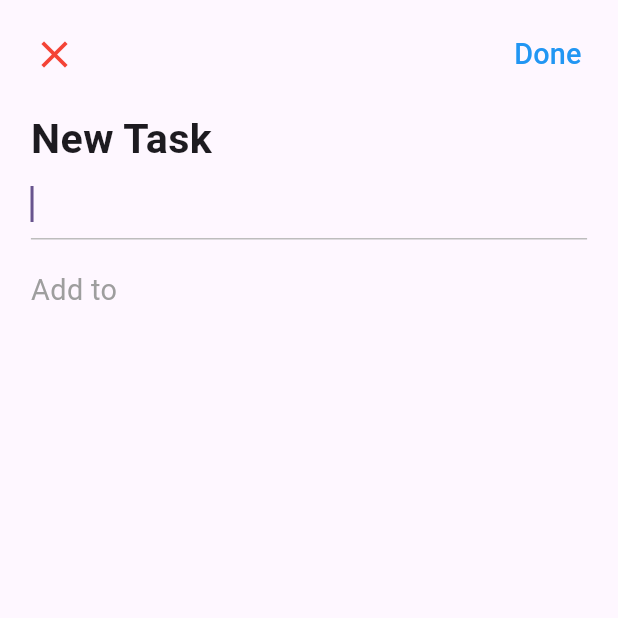
After one commit to kofidev/GetX-Todo, a Flutter app: the AddDialog screen opened directly, on a phone screen of 412 x 824 dp, the top half of it. The commit adds this screen. Run offline on Flutter 3.47's test engine with Material 3 defaults, Android fonts, the phone set to English and light mode, and no system bars; our stand-ins replace dotted_border, equatable, flutter_easyloading, get, get_storage, step_progress_indicator; accounts and stored records are empty.

Commit message:
AddDialog screen and new changes

```diff
--- a/lib/app/data/models/task.dart
+++ b/lib/app/data/models/task.dart
@@ -5,6 +5,8 @@ class Task extends Equatable {
   final int icon;
   final String? color;
   final List<dynamic>? todos;
+
+  static var value;
 
   const Task({
     required this.title,
@@ -40,6 +42,4 @@ class Task extends Equatable {
       };
   @override
   List<Object?> get props => [title, icon, color];
-
-  // void add(Task task) {}
 }
--- a/lib/app/modules/home/controller.dart
+++ b/lib/app/modules/home/controller.dart
@@ -11,12 +11,17 @@ class HomeController extends GetxController {
   final tasks = <Task>[].obs;
   final chipIndex = 0.obs;
   final deleting = false.obs;
+  final task = Rx<Task?>(null);
 
   @override
   void onInit() {
     super.onInit();
     tasks.assignAll(taskRepository.readTask());
     ever(tasks, (_) => taskRepository.writeTasks(tasks));
+  }
+
+  void changeTask(Task? select) {
+    Task.value = select;
   }
 
   bool addTask(Task task) {
@@ -43,7 +48,3 @@ class HomeController extends GetxController {
     tasks.remove(task);
   }
 }
-
-// extension on Task {
-//   void add(Task task) {}
-// }
--- a/lib/app/modules/home/homeview.dart
+++ b/lib/app/modules/home/homeview.dart
@@ -5,6 +5,7 @@ import 'package:getx_todo/app/core/utils/extensions.dart';
 import 'package:getx_todo/app/data/models/task.dart';
 import 'package:getx_todo/app/modules/home/controller.dart';
 import 'package:getx_todo/app/modules/home/widgets/add_card.dart';
+import 'package:getx_todo/app/modules/home/widgets/add_dialog.dart';
 import 'package:getx_todo/app/modules/home/widgets/task_card.dart';
 
 class Homeview extends GetView<HomeController> {
@@ -39,7 +40,7 @@ class Homeview extends GetView<HomeController> {
                       onDragEnd: (_) => controller.changeDeleting(false),
                       feedback: Opacity(opacity: 0.8),
                       childWhenDragging: Opacity(
-                        opacity: 0.5,
+                        opacity: 0.8,
                         child: TaskCard(task: element),
                       ),
                       child: TaskCard(task: element),
@@ -56,7 +57,8 @@ class Homeview extends GetView<HomeController> {
         builder: (_, __, ___) {
           return Obx(
             () => FloatingActionButton(
-              onPressed: () {},
+              onPressed: () =>
+                  Get.to(() => AddDialog(), transition: Transition.downToUp),
               backgroundColor:
                   controller.deleting.value ? Colors.red : Colors.blueAccent,
               child: Icon(controller.deleting.value ? Icons.delete : Icons.add),
--- /dev/null
+++ b/lib/app/modules/home/widgets/add_dialog.dart
@@ -0,0 +1,119 @@
+import 'package:flutter/material.dart';
+import 'package:get/get.dart';
+import 'package:getx_todo/app/core/utils/extensions.dart';
+import 'package:getx_todo/app/modules/home/controller.dart';
+
+class AddDialog extends StatelessWidget {
+  final homeController = Get.find<HomeController>();
+  AddDialog({Key? key}) : super(key: key);
+
+  @override
+  Widget build(BuildContext context) {
+    return Scaffold(
+      body: Form(
+        key: homeController.formKey,
+        child: ListView(
+          children: [
+            Padding(
+              padding: EdgeInsets.all(3.0.wp),
+              child: Row(
+                mainAxisAlignment: MainAxisAlignment.spaceBetween,
+                children: [
+                  IconButton(
+                    onPressed: () {
+                      Get.back();
+                    },
+                    icon: Icon(Icons.close),
+                    color: Colors.red,
+                    iconSize: 30,
+                  ),
+                  TextButton(
+                    style: ButtonStyle(
+                        overlayColor:
+                            WidgetStateProperty.all(Colors.transparent)),
+                    onPressed: () {},
+                    child: Text(
+                      'Done',
+                      style: TextStyle(fontSize: 14.0.sp, color: Colors.blue),
+                    ),
+                  ),
+                ],
+              ),
+            ),
+            Padding(
+              padding: EdgeInsets.symmetric(horizontal: 5.0.wp),
+              child: Text(
+                'New Task',
+                style: TextStyle(
+                  fontSize: 20.0.sp,
+                  fontWeight: FontWeight.bold,
+                ),
+              ),
+            ),
+            Padding(
+              padding: EdgeInsets.symmetric(horizontal: 5.0.wp),
+              child: TextFormField(
+                controller: homeController.addformController,
+                decoration: InputDecoration(
+                  focusedBorder: UnderlineInputBorder(
+                    borderSide: BorderSide(color: Colors.grey[400]!),
+                  ),
+                ),
+                autofocus: true,
+                validator: (value) {
+                  if (value == null || value.trim().isEmpty) {
+                    return 'Please enter todo item';
+                  }
+                  return null;
+                },
+              ),
+            ),
+            Padding(
+              padding: EdgeInsets.only(
+                  top: 5.0.wp, right: 5.0.wp, left: 5.0.wp, bottom: 2.0.wp),
+              child: Text(
+                'Add to',
+                style: TextStyle(fontSize: 14.0.sp, color: Colors.grey),
+              ),
+            ),
+            ...homeController.tasks.map((element) => Obx(
+                  () => InkWell(
+                    onTap: () => homeController.changeTask(element),
+                    child: Padding(
+                      padding: EdgeInsets.symmetric(
+                          horizontal: 5.0.wp, vertical: 3.0.wp),
+                      child: Row(
+                        children: [
+                          Icon(
+                            IconData(
+                              element.icon,
+                              fontFamily: 'MaterialIcons',
+                            ),
+                            color: HexColor.fromHex(element.color!),
+                          ),
+                          SizedBox(
+                            width: 3.0.wp,
+                          ),
+                          Text(
+                            element.title,
+                            style: TextStyle(
+                              fontSize: 12.0.sp,
+                              fontWeight: FontWeight.bold,
+                            ),
+                          ),
+                          if (homeController.task.value == element)
+                            const Icon(
+                              Icons.check,
+                              color: Colors.blue,
+                            )
+                        ],
+                      ),
+                    ),
+                  ),
+                ))
+          ],
+        ),
+      ),
+    );
+  }
+}
```
